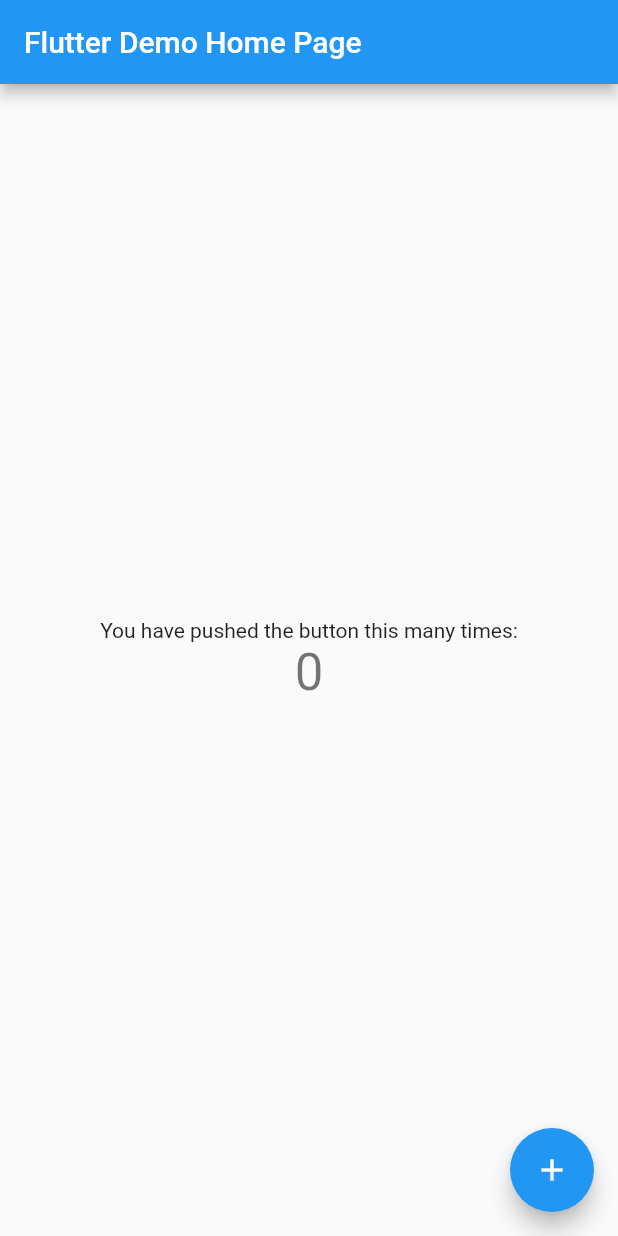
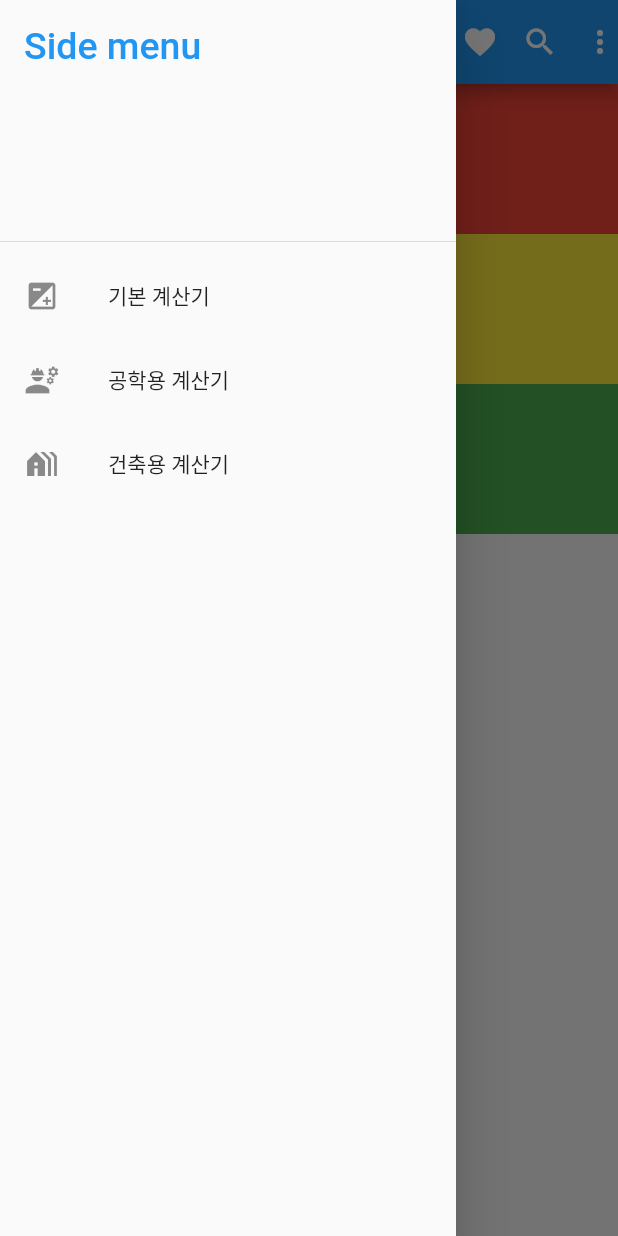
Before and after one commit to jimmylegendary/flutter-calculator, a Flutter app: the screen it shows after launch, with the side drawer open (before the commit the screen has no drawer), on a phone screen of 412 x 824 dp. Run offline on Flutter 3.47's test engine with Material 2 defaults, Android fonts, the phone set to English and light mode, and no system bars.

Commit message:
[Feature]Add app bar menu

```diff
--- a/lib/main.dart
+++ b/lib/main.dart
@@ -9,11 +9,11 @@ class MyApp extends StatelessWidget {
   @override
   Widget build(BuildContext context) {
     return MaterialApp(
-      title: 'Flutter Demo',
+      title: '계산기',
       theme: ThemeData(
         primarySwatch: Colors.blue,
       ),
-      home: MyHomePage(title: 'Flutter Demo Home Page'),
+      home: MyHomePage(title: '계산기'),
     );
   }
 }
@@ -27,40 +27,85 @@ class MyHomePage extends StatefulWidget {
   _MyHomePageState createState() => _MyHomePageState();
 }
 
+class NavDrawer extends StatelessWidget {
+  @override
+  Widget build(BuildContext context) {
+    return Drawer(
+      child: ListView(
+        padding: EdgeInsets.zero,
+        children: <Widget>[
+          DrawerHeader(
+            child: Text(
+              'Side menu',
+              style: TextStyle(color: Colors.blue, fontSize: 25),
+            ),
+          ),
+          ListTile(
+            leading: Icon(Icons.exposure),
+            title: Text('기본 계산기'),
+            onTap: () => {Navigator.of(context).pop()},
+          ),
+          ListTile(
+            leading: Icon(Icons.engineering),
+            title: Text('공학용 계산기'),
+            onTap: () => {Navigator.of(context).pop()},
+          ),
+          ListTile(
+            leading: Icon(Icons.holiday_village),
+            title: Text('건축용 계산기'),
+            onTap: () => {Navigator.of(context).pop()},
+          ),
+        ],
+      ),
+    );
+  }
+}
+
 class _MyHomePageState extends State<MyHomePage> {
-  int _counter = 0;
-
-  void _incrementCounter() {
-    setState(() {
-      _counter++;
-    });
-  }
-
   @override
   Widget build(BuildContext context) {
     return Scaffold(
+      drawer: NavDrawer(),
       appBar: AppBar(
+        leading: Builder(
+          builder: (BuildContext context) {
+            return IconButton(
+              icon: const Icon(Icons.menu),
+              onPressed: () {
+                Scaffold.of(context).openDrawer();
+              },
+            );
+          },
+        ),
         title: Text(widget.title),
+        actions: [
+          Icon(Icons.favorite),
+          Padding(
+            padding: EdgeInsets.symmetric(horizontal: 16),
+            child: Icon(Icons.search),
+          ),
+          Icon(Icons.more_vert),
+        ],
+        backgroundColor: Colors.blue,
       ),
-      body: Center(
-        child: Column(
-          mainAxisAlignment: MainAxisAlignment.center,
-          children: <Widget>[
-            Text(
-              'You have pushed the button this many times:',
-            ),
-            Text(
-              '$_counter',
-              style: Theme.of(context).textTheme.headline4,
-            ),
-          ],
+      body: SafeArea(
+          child: Column(mainAxisAlignment: MainAxisAlignment.start, children: [
+        Container(
+          width: double.infinity,
+          height: 100,
+          color: Colors.red,
         ),
-      ),
-      floatingActionButton: FloatingActionButton(
-        onPressed: _incrementCounter,
-        tooltip: 'Increment',
-        child: Icon(Icons.add),
-      ), // This trailing comma makes auto-formatting nicer for build methods.
+        Container(
+          width: double.infinity,
+          height: 100,
+          color: Colors.yellow,
+        ),
+        Container(
+          width: double.infinity,
+          height: 100,
+          color: Colors.green,
+        ),
+      ])),
     );
   }
 }
--- a/pubspec.yaml
+++ b/pubspec.yaml
@@ -3,7 +3,7 @@ description: A new Flutter project.
 
 # The following line prevents the package from being accidentally published to
 # pub.dev using `pub publish`. This is preferred for private packages.
-publish_to: 'none' # Remove this line if you wish to publish to pub.dev
+publish_to: "none" # Remove this line if you wish to publish to pub.dev
 
 # The following defines the version and build number for your application.
 # A version number is three numbers separated by dots, like 1.2.43
@@ -24,10 +24,10 @@ dependencies:
   flutter:
     sdk: flutter
 
-
   # The following adds the Cupertino Icons font to your application.
   # Use with the CupertinoIcons class for iOS style icons.
   cupertino_icons: ^1.0.2
+  get: ^3.26.0
 
 dev_dependencies:
   flutter_test:
@@ -38,7 +38,6 @@ dev_dependencies:
 
 # The following section is specific to Flutter.
 flutter:
-
   # The following line ensures that the Material Icons font is
   # included with your application, so that you can use the icons in
   # the material Icons class.
```
Also changed, not shown: lib/simple_calc.dart (added, +28 -0 lines), pubspec.lock.
